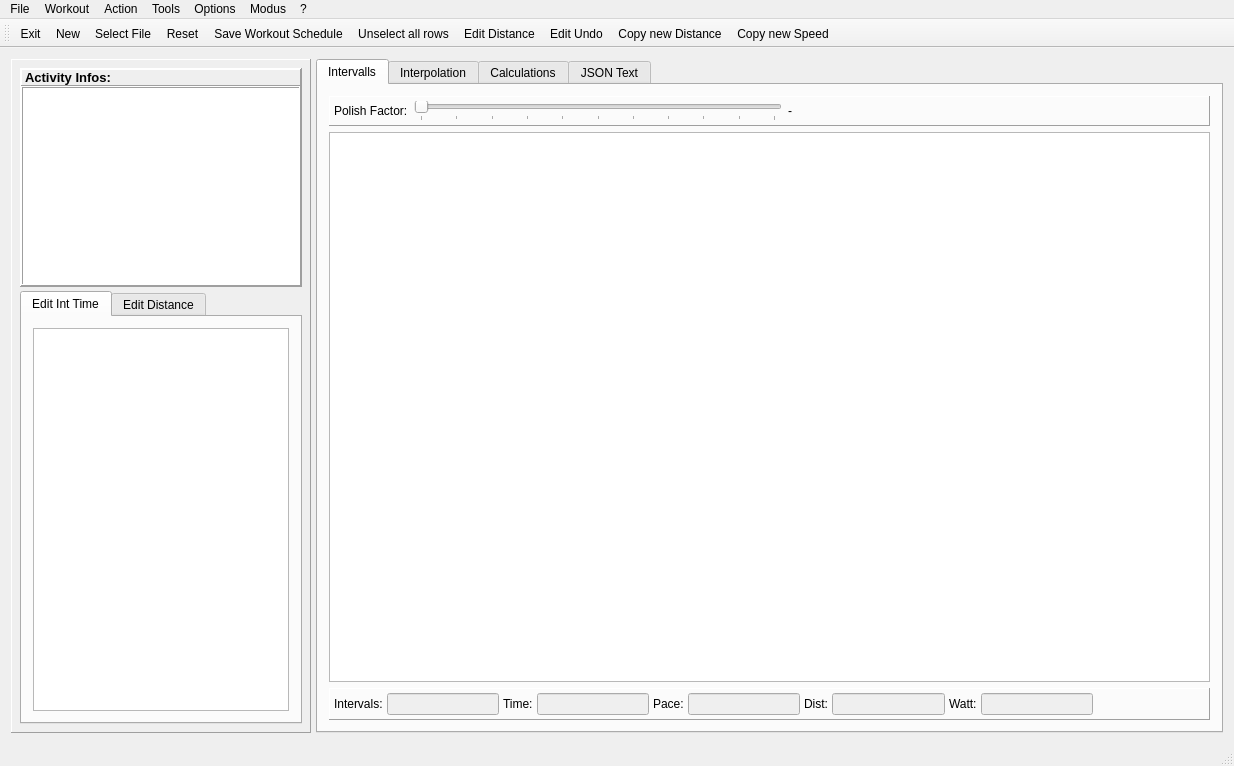
First picture: the form in mainwindow.ui, repository Tria-Andy/WorkoutEditor, before the edit.
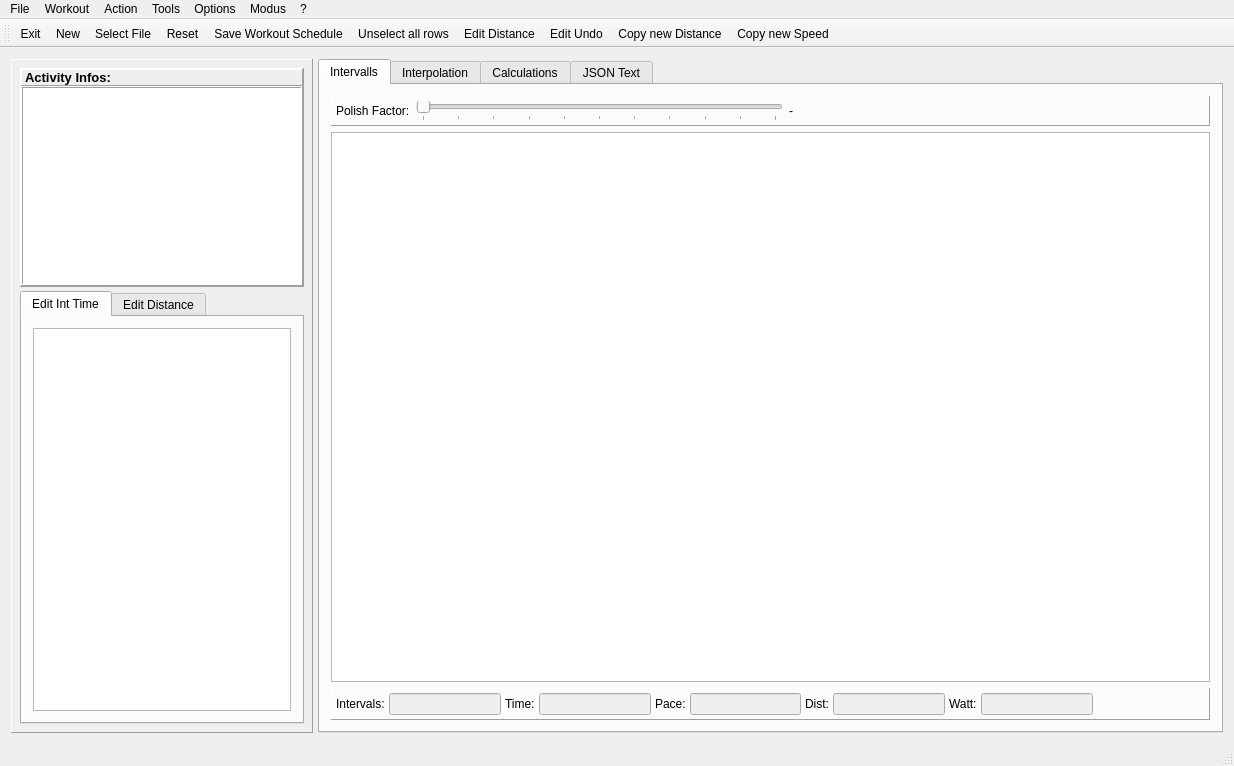
Second picture: the form after the edit. The open tabs and pages were chosen to show the change. Icons and pictures are not drawn.

```diff
--- a/mainwindow.ui
+++ b/mainwindow.ui
@@ -386,13 +386,13 @@
           </property>
           <property name="minimumSize">
            <size>
-            <width>200</width>
+            <width>250</width>
             <height>0</height>
            </size>
           </property>
           <property name="maximumSize">
            <size>
-            <width>300</width>
+            <width>350</width>
             <height>16777215</height>
            </size>
           </property>
```
